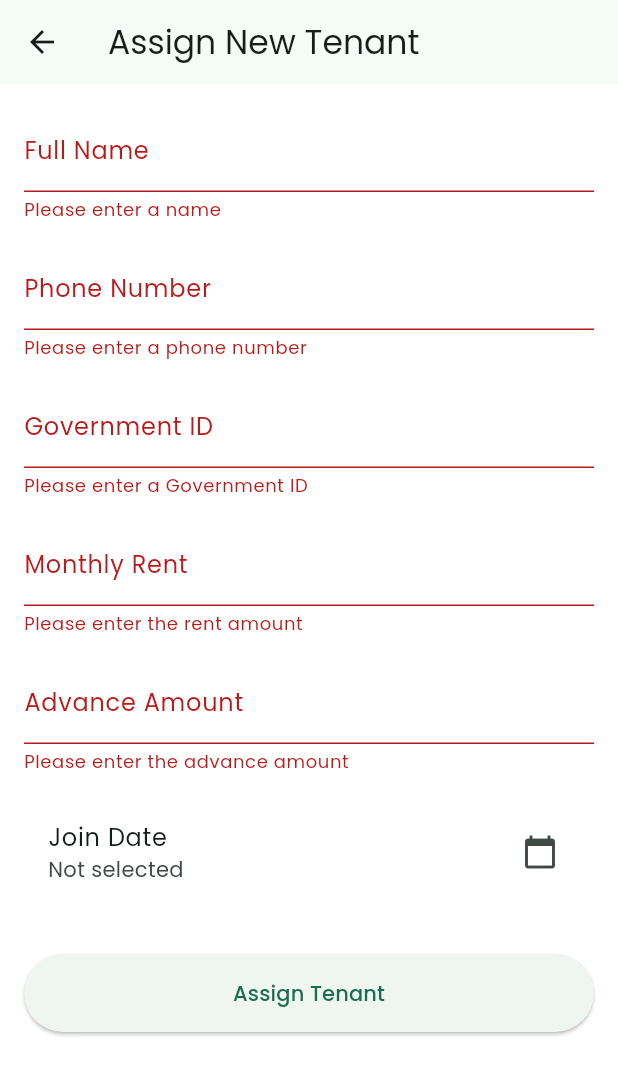
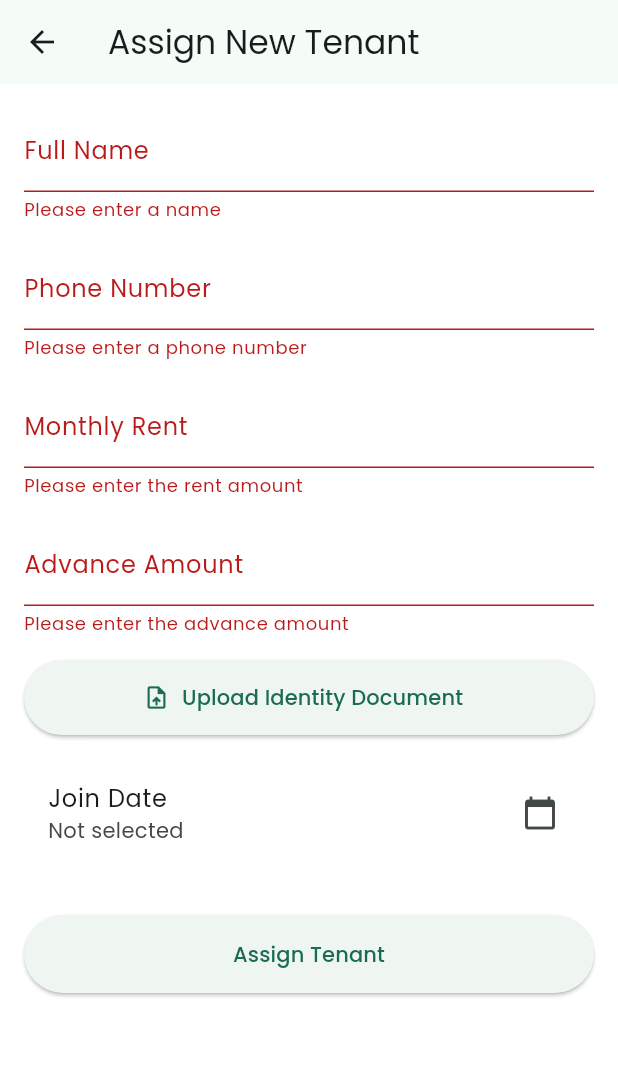
Before and after one commit to Praveenbabu5991/socialbunkr_mobile_app, a Flutter app: the AssignTenantScreen screen opened directly with empty values, after a tap on "Assign Tenant", on a phone screen of 412 x 824 dp. Shown: the top 1075 px of the screen. Run offline on Flutter 3.47's test engine with Material 3 defaults, Android fonts, the phone set to English and light mode, and no system bars; our stand-ins replace equatable, flutter_bloc, flutter_dotenv, flutter_secure_storage, google_fonts, image_picker and 1 more; missing offline and left inert: razorpay_flutter; accounts and stored records are empty; network calls fail.

Commit message:
upload documents

```diff
--- a/lib/screens/tenant_management/assign_tenant_screen.dart
+++ b/lib/screens/tenant_management/assign_tenant_screen.dart
@@ -1,5 +1,6 @@
 import 'dart:async';
 import 'dart:convert';
+import 'dart:io'; // Import for File
 import 'package:flutter/foundation.dart';
 import 'package:flutter/material.dart';
 import 'package:flutter_dotenv/flutter_dotenv.dart';
@@ -7,6 +8,8 @@ import 'package:http/http.dart' as http;
 import 'package:flutter_secure_storage/flutter_secure_storage.dart';
 import 'package:intl/intl.dart';
 import 'package:razorpay_flutter/razorpay_flutter.dart';
+import 'package:image_picker/image_picker.dart'; // Import for ImagePicker
+import 'package:http_parser/http_parser.dart'; // Import for MediaType
 
 class AssignTenantScreen extends StatefulWidget {
   final String bedId;
@@ -25,10 +28,12 @@ class _AssignTenantScreenState extends State<AssignTenantScreen> {
 
   final _nameController = TextEditingController();
   final _phoneController = TextEditingController();
-  final _govtIdController = TextEditingController();
   final _rentController = TextEditingController();
   final _advanceController = TextEditingController();
   DateTime? _joinDate;
+  XFile? _identityDocument; // New state variable for the document
+
+  final ImagePicker _picker = ImagePicker();
 
   String? _userPhone;
   String? _userEmail;
@@ -50,7 +55,6 @@ class _AssignTenantScreenState extends State<AssignTenantScreen> {
   void dispose() {
     _nameController.dispose();
     _phoneController.dispose();
-    _govtIdController.dispose();
     _rentController.dispose();
     _advanceController.dispose();
     _razorpay.clear();
@@ -255,6 +259,16 @@ class _AssignTenantScreenState extends State<AssignTenantScreen> {
     }
   }
 
+  Future<void> _pickIdentityDocument() async {
+    final XFile? pickedFile = await _picker.pickImage(source: ImageSource.gallery);
+
+    if (pickedFile != null) {
+      setState(() {
+        _identityDocument = pickedFile; // Store XFile directly
+      });
+    }
+  }
+
   Future<void> _assignTenant() async {
     if (!_formKey.currentState!.validate()) {
       return;
@@ -275,21 +289,33 @@ class _AssignTenantScreenState extends State<AssignTenantScreen> {
       final secureStorage = FlutterSecureStorage();
       final token = await secureStorage.read(key: 'token');
 
-      final response = await http.post(
+      var request = http.MultipartRequest(
+        'POST',
         Uri.parse('$apiBaseUrl/api/pg_tenant/longterm/beds/${widget.bedId}/assign-tenant/'),
-        headers: {
-          'Content-Type': 'application/json',
-          if (token != null) 'Authorization': 'Token $token',
-        },
-        body: json.encode({
-          'name': _nameController.text,
-          'phone': _phoneController.text,
-          'govt_id': _govtIdController.text,
-          'join_date': DateFormat('yyyy-MM-dd').format(_joinDate!),
-          'rent': _rentController.text,
-          'advance_amount': _advanceController.text,
-        }),
       );
+
+      if (token != null) {
+        request.headers['Authorization'] = 'Token $token';
+      }
+
+      request.fields['name'] = _nameController.text;
+      request.fields['phone'] = _phoneController.text;
+      request.fields['join_date'] = DateFormat('yyyy-MM-dd').format(_joinDate!);
+      request.fields['rent'] = _rentController.text;
+      request.fields['advance_amount'] = _advanceController.text;
+
+      if (_identityDocument != null) {
+        final bytes = await _identityDocument!.readAsBytes(); // Read bytes from XFile
+        request.files.add(http.MultipartFile.fromBytes(
+          'identity_document', // Field name on the backend
+          bytes,
+          filename: _identityDocument!.name, // Use XFile's name
+          contentType: MediaType('application', 'octet-stream'), // Generic content type
+        ));
+      }
+
+      var response = await request.send();
+      var responseBody = await response.stream.bytesToString();
 
       if (response.statusCode == 201) {
         widget.onTenantAssigned();
@@ -303,7 +329,7 @@ class _AssignTenantScreenState extends State<AssignTenantScreen> {
       } else if (response.statusCode == 403) {
         _showUpgradeDialog();
       } else {
-        final errorData = json.decode(response.body);
+        final errorData = json.decode(responseBody); // Decode responseBody
         throw Exception('Failed to assign tenant: ${errorData.toString()}');
       }
     } catch (e) {
@@ -341,12 +367,7 @@ class _AssignTenantScreenState extends State<AssignTenantScreen> {
               validator: (value) => value!.isEmpty ? 'Please enter a phone number' : null,
             ),
             const SizedBox(height: 16),
-            TextFormField(
-              controller: _govtIdController,
-              decoration: const InputDecoration(labelText: 'Government ID'),
-              validator: (value) => value!.isEmpty ? 'Please enter a Government ID' : null,
-            ),
-            const SizedBox(height: 16),
+
             TextFormField(
               controller: _rentController,
               decoration: const InputDecoration(labelText: 'Monthly Rent'),
@@ -360,6 +381,23 @@ class _AssignTenantScreenState extends State<AssignTenantScreen> {
               keyboardType: TextInputType.number,
               validator: (value) => value!.isEmpty ? 'Please enter the advance amount' : null,
             ),
+            const SizedBox(height: 16),
+            ElevatedButton.icon(
+              onPressed: _pickIdentityDocument,
+              icon: const Icon(Icons.upload_file),
+              label: const Text('Upload Identity Document'),
+              style: ElevatedButton.styleFrom(
+                minimumSize: const Size.fromHeight(50), // Make button full width
+              ),
+            ),
+            if (_identityDocument != null)
+              Padding(
+                padding: const EdgeInsets.only(top: 8.0),
+                child: Text(
+                  'Selected file: ${_identityDocument!.name}',
+                  style: const TextStyle(fontSize: 14, color: Colors.grey),
+                ),
+              ),
             const SizedBox(height: 16),
             ListTile(
               title: const Text('Join Date'),
```
